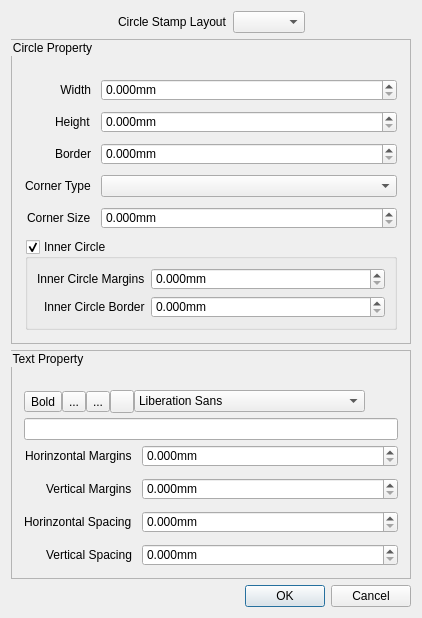
Before: the Qt Designer form src/ui/StampCircleDialog.ui in oneminute/LaserController, drawn with Qt 5.
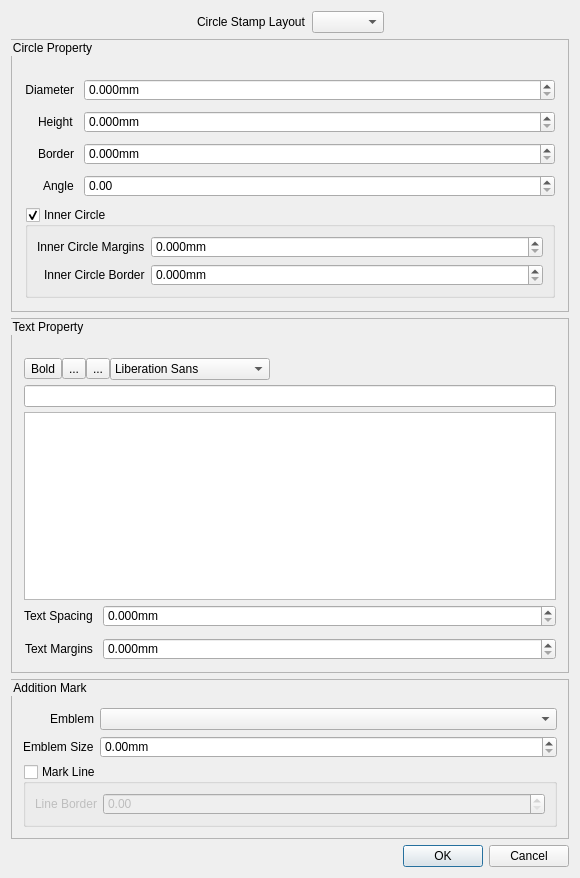
After: the same form once the commit is applied. Icons and pictures are not drawn. Custom widgets are drawn as their Qt base class.

What changed in the file:
```diff
--- a/src/ui/StampCircleDialog.ui
+++ b/src/ui/StampCircleDialog.ui
@@ -6,19 +6,19 @@
    <rect>
     <x>0</x>
     <y>0</y>
-    <width>422</width>
-    <height>602</height>
+    <width>580</width>
+    <height>835</height>
    </rect>
   </property>
   <property name="minimumSize">
    <size>
-    <width>422</width>
+    <width>580</width>
     <height>0</height>
    </size>
   </property>
   <property name="maximumSize">
    <size>
-    <width>422</width>
+    <width>580</width>
     <height>16777215</height>
    </size>
   </property>
@@ -74,7 +74,7 @@
     <widget class="QGroupBox" name="CircleGroupBox">
      <property name="maximumSize">
       <size>
-       <width>400</width>
+       <width>16777215</width>
        <height>16777215</height>
       </size>
      </property>
@@ -120,7 +120,7 @@
         <item row="0" column="0">
          <widget class="QLabel" name="circleWidthLabel">
           <property name="text">
-           <string>Width</string>
+           <string>Diameter</string>
           </property>
           <property name="alignment">
            <set>Qt::AlignRight|Qt::AlignTrailing|Qt::AlignVCenter</set>
@@ -128,30 +128,7 @@
          </widget>
         </item>
         <item row="0" column="1">
-         <widget class="LaserDoubleSpinBox" name="circleWidthSpinBox">
-          <property name="minimumSize">
-           <size>
-            <width>70</width>
-            <height>0</height>
-           </size>
-          </property>
-          <property name="suffix">
-           <string>mm</string>
-          </property>
-          <property name="decimals">
-           <number>3</number>
-          </property>
-         </widget>
-        </item>
-        <item row="1" column="0">
-         <widget class="QLabel" name="circleHeightLabel">
-          <property name="text">
-           <string>Height</string>
-          </property>
-         </widget>
-        </item>
-        <item row="1" column="1">
-         <widget class="LaserDoubleSpinBox" name="circleHeightSpinBox">
+         <widget class="LaserDoubleSpinBox" name="circleDiameterSpinBox">
           <property name="minimumSize">
            <size>
             <width>70</width>
@@ -186,27 +163,28 @@
         <item row="3" column="0">
          <widget class="QLabel" name="circleCornerTypeLabel">
           <property name="text">
-           <string>Corner Type</string>
+           <string>Angle</string>
           </property>
          </widget>
         </item>
         <item row="3" column="1">
-         <widget class="QComboBox" name="circleCornerTypeComboBox"/>
+         <widget class="QDoubleSpinBox" name="angleSpinBox">
+          <property name="maximum">
+           <double>360.000000000000000</double>
+          </property>
+         </widget>
         </item>
-        <item row="4" column="0">
-         <widget class="QLabel" name="circleCornerSizeLabel">
+        <item row="1" column="0">
+         <widget class="QLabel" name="circleHeightLabel">
           <property name="text">
-           <string>Corner Size</string>
+           <string>Height</string>
           </property>
          </widget>
         </item>
-        <item row="4" column="1">
-         <widget class="LaserDoubleSpinBox" name="circleCornerSizeSpinBox">
-          <property name="minimumSize">
-           <size>
-            <width>70</width>
-            <height>0</height>
-           </size>
+        <item row="1" column="1">
+         <widget class="QDoubleSpinBox" name="circleHeightSpinBox">
+          <property name="prefix">
+           <string/>
           </property>
           <property name="suffix">
            <string>mm</string>
@@ -284,7 +262,7 @@
      </property>
      <property name="maximumSize">
       <size>
-       <width>400</width>
+       <width>16777215</width>
        <height>16777215</height>
       </size>
      </property>
@@ -313,8 +291,73 @@
       <property name="verticalSpacing">
        <number>5</number>
       </property>
+      <item row="10" column="0">
+       <layout class="QFormLayout" name="formLayout_3">
+        <property name="labelAlignment">
+         <set>Qt::AlignRight|Qt::AlignTrailing|Qt::AlignVCenter</set>
+        </property>
+        <property name="formAlignment">
+         <set>Qt::AlignLeading|Qt::AlignLeft|Qt::AlignTop</set>
+        </property>
+        <property name="horizontalSpacing">
+         <number>10</number>
+        </property>
+        <property name="verticalSpacing">
+         <number>11</number>
+        </property>
+        <property name="leftMargin">
+         <number>0</number>
+        </property>
+        <property name="topMargin">
+         <number>0</number>
+        </property>
+        <property name="rightMargin">
+         <number>0</number>
+        </property>
+        <item row="2" column="0">
+         <widget class="QLabel" name="marginLabel">
+          <property name="text">
+           <string>Text Margins</string>
+          </property>
+         </widget>
+        </item>
+        <item row="2" column="1">
+         <widget class="LaserDoubleSpinBox" name="marginSpinBox">
+          <property name="suffix">
+           <string>mm</string>
+          </property>
+          <property name="decimals">
+           <number>3</number>
+          </property>
+          <property name="maximum">
+           <double>98.989999999999995</double>
+          </property>
+         </widget>
+        </item>
+        <item row="1" column="0">
+         <widget class="QLabel" name="hSpacelabel">
+          <property name="text">
+           <string>Text Spacing</string>
+          </property>
+         </widget>
+        </item>
+        <item row="1" column="1">
+         <widget class="LaserDoubleSpinBox" name="hSpaceSpinBox">
+          <property name="suffix">
+           <string>mm</string>
+          </property>
+          <property name="decimals">
+           <number>3</number>
+          </property>
+         </widget>
+        </item>
+       </layout>
+      </item>
       <item row="1" column="0">
        <layout class="QHBoxLayout" name="horizontalLayout_2">
+        <property name="spacing">
+         <number>0</number>
+        </property>
         <property name="leftMargin">
          <number>0</number>
         </property>
@@ -366,22 +409,14 @@
           </property>
          </widget>
         </item>
-        <item>
-         <widget class="QToolButton" name="isToLeftBtn">
-          <property name="text">
-           <string/>
-          </property>
-          <property name="icon">
-           <iconset resource="../res/icons.qrc">
-            <normaloff>:/ui/icons/images/toRightArrow.png</normaloff>:/ui/icons/images/toRightArrow.png</iconset>
-          </property>
-          <property name="checkable">
-           <bool>true</bool>
-          </property>
-         </widget>
-        </item>
         <item>
          <widget class="QFontComboBox" name="fontComboBox">
+          <property name="maximumSize">
+           <size>
+            <width>160</width>
+            <height>16777215</height>
+           </size>
+          </property>
           <property name="editable">
            <bool>false</bool>
           </property>
@@ -406,7 +441,7 @@
        <widget class="QLineEdit" name="lineEdit">
         <property name="maximumSize">
          <size>
-          <width>400</width>
+          <width>16777215</width>
           <height>16777215</height>
          </size>
         </property>
@@ -416,117 +451,130 @@
        </widget>
       </item>
       <item row="9" column="0">
-       <layout class="QFormLayout" name="formLayout_3">
+       <widget class="QTableView" name="tableView">
+        <property name="minimumSize">
+         <size>
+          <width>0</width>
+          <height>188</height>
+         </size>
+        </property>
+        <property name="maximumSize">
+         <size>
+          <width>16777215</width>
+          <height>188</height>
+         </size>
+        </property>
+        <attribute name="horizontalHeaderStretchLastSection">
+         <bool>true</bool>
+        </attribute>
+       </widget>
+      </item>
+     </layout>
+    </widget>
+   </item>
+   <item>
+    <widget class="QGroupBox" name="AdditionGroupBox">
+     <property name="minimumSize">
+      <size>
+       <width>0</width>
+       <height>0</height>
+      </size>
+     </property>
+     <property name="styleSheet">
+      <string notr="true">QGroupBox#AdditionGroupBox{border: 1px solid rgb(180, 180, 180)}</string>
+     </property>
+     <property name="title">
+      <string>Addition Mark</string>
+     </property>
+     <layout class="QVBoxLayout" name="verticalLayout_2">
+      <item>
+       <layout class="QFormLayout" name="formLayout_2">
         <property name="labelAlignment">
          <set>Qt::AlignRight|Qt::AlignTrailing|Qt::AlignVCenter</set>
         </property>
-        <property name="formAlignment">
-         <set>Qt::AlignLeading|Qt::AlignLeft|Qt::AlignTop</set>
-        </property>
-        <property name="horizontalSpacing">
-         <number>10</number>
-        </property>
-        <property name="verticalSpacing">
-         <number>11</number>
-        </property>
-        <property name="leftMargin">
-         <number>0</number>
-        </property>
-        <property name="topMargin">
-         <number>0</number>
-        </property>
-        <property name="rightMargin">
-         <number>0</number>
-        </property>
+        <item row="0" column="0">
+         <widget class="QLabel" name="emblemLabel">
+          <property name="text">
+           <string>Emblem</string>
+          </property>
+          <property name="alignment">
+           <set>Qt::AlignRight|Qt::AlignTrailing|Qt::AlignVCenter</set>
+          </property>
+         </widget>
+        </item>
+        <item row="0" column="1">
+         <widget class="QComboBox" name="emblemComboBox"/>
+        </item>
         <item row="1" column="0">
-         <widget class="QLabel" name="HMarginLabel">
+         <widget class="QLabel" name="emblemSizeLabel">
           <property name="text">
-           <string>Horinzontal Margins</string>
+           <string>Emblem Size</string>
           </property>
          </widget>
         </item>
         <item row="1" column="1">
-         <widget class="LaserDoubleSpinBox" name="hMarginSpinBox">
+         <widget class="QDoubleSpinBox" name="embleSizeSpinBox">
           <property name="suffix">
            <string>mm</string>
-          </property>
-          <property name="decimals">
-           <number>3</number>
-          </property>
-          <property name="maximum">
-           <double>98.989999999999995</double>
-          </property>
-         </widget>
-        </item>
-        <item row="2" column="0">
-         <widget class="QLabel" name="VMarginlabel">
-          <property name="text">
-           <string>Vertical Margins</string>
-          </property>
-         </widget>
-        </item>
-        <item row="2" column="1">
-         <widget class="LaserDoubleSpinBox" name="vMarginSpinBox">
-          <property name="suffix">
-           <string>mm</string>
-          </property>
-          <property name="decimals">
-           <number>3</number>
-          </property>
-         </widget>
-        </item>
-        <item row="3" column="0">
-         <widget class="QLabel" name="hSpacelabel">
-          <property name="text">
-           <string>Horinzontal Spacing</string>
-          </property>
-         </widget>
-        </item>
-        <item row="3" column="1">
-         <widget class="LaserDoubleSpinBox" name="hSpaceSpinBox">
-          <property name="suffix">
-           <string>mm</string>
-          </property>
-          <property name="decimals">
-           <number>3</number>
-          </property>
-         </widget>
-        </item>
-        <item row="4" column="0">
-         <widget class="QLabel" name="vSpacelabellabel">
-          <property name="text">
-           <string>Vertical Spacing</string>
-          </property>
-         </widget>
-        </item>
-        <item row="4" column="1">
-         <widget class="LaserDoubleSpinBox" name="vSpaceSpinBox">
-          <property name="suffix">
-           <string>mm</string>
-          </property>
-          <property name="decimals">
-           <number>3</number>
           </property>
          </widget>
         </item>
        </layout>
       </item>
-      <item row="10" column="0">
-       <spacer name="verticalSpacer">
-        <property name="orientation">
-         <enum>Qt::Vertical</enum>
+      <item>
+       <widget class="QGroupBox" name="lineGroupBox">
+        <property name="enabled">
+         <bool>true</bool>
         </property>
-        <property name="sizeHint" stdset="0">
+        <property name="minimumSize">
          <size>
-          <width>20</width>
-          <height>40</height>
+          <width>0</width>
+          <height>0</height>
          </size>
         </property>
-       </spacer>
+        <property name="title">
+         <string>Mark Line</string>
+        </property>
+        <property name="checkable">
+         <bool>true</bool>
+        </property>
+        <property name="checked">
+         <bool>false</bool>
+        </property>
+        <layout class="QVBoxLayout" name="verticalLayout_3">
+         <item>
+          <layout class="QFormLayout" name="formLayout_4">
+           <item row="0" column="0">
+            <widget class="QLabel" name="lineWidthlabel">
+             <property name="text">
+              <string>Line Border</string>
+             </property>
+            </widget>
+           </item>
+           <item row="0" column="1">
+            <widget class="QDoubleSpinBox" name="lineWidthSpinBox"/>
+           </item>
+          </layout>
+         </item>
+        </layout>
+       </widget>
       </item>
      </layout>
     </widget>
    </item>
+   <item>
+    <spacer name="verticalSpacer">
+     <property name="orientation">
+      <enum>Qt::Vertical</enum>
+     </property>
+     <property name="sizeHint" stdset="0">
+      <size>
+       <width>20</width>
+       <height>40</height>
+      </size>
+     </property>
+    </spacer>
+   </item>
    <item>
     <widget class="QDialogButtonBox" name="buttonBox">
      <property name="orientation">
```
Left out of the diff: 8 changed lines with no effect on the pictures.
